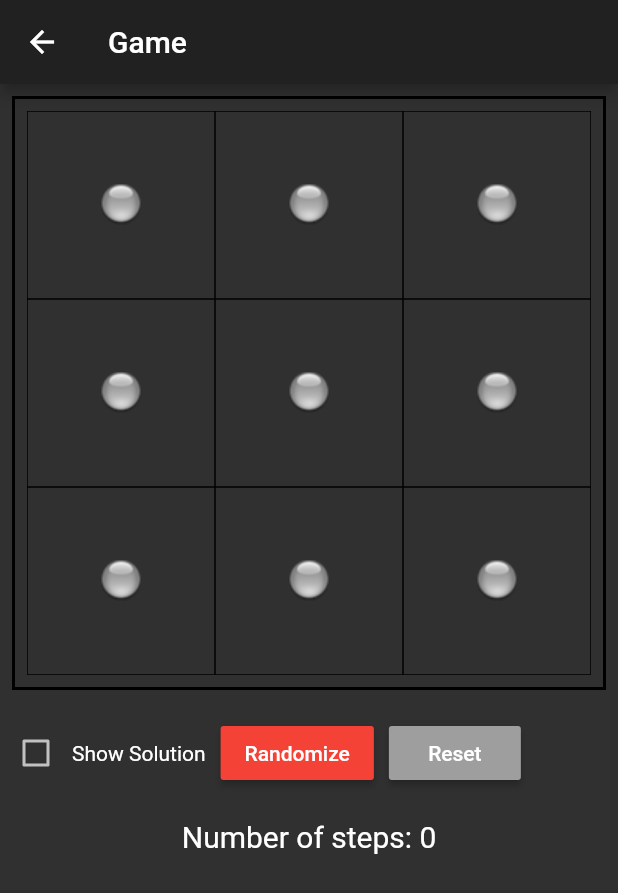
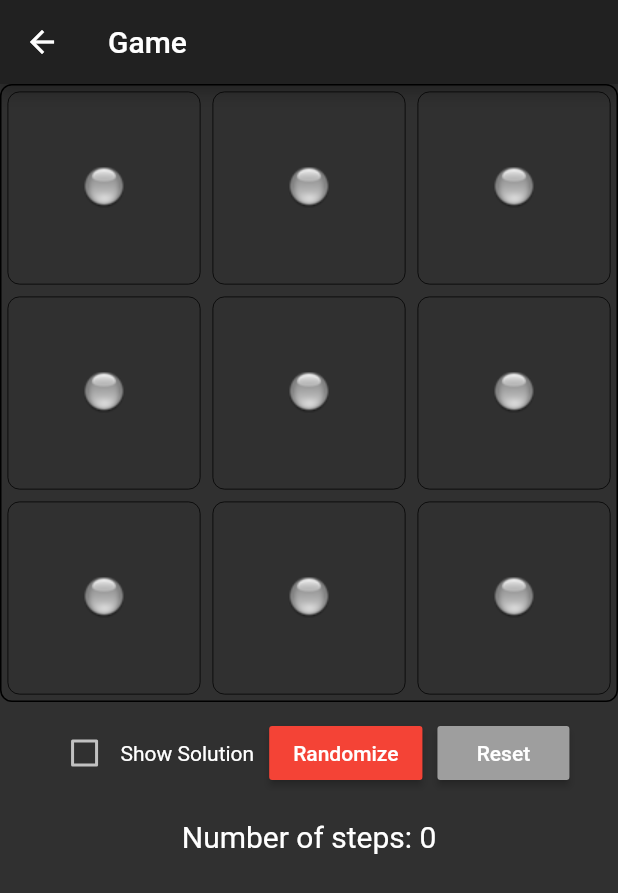
Before and after one commit to adso023/Flutter-Lights-Out, a Flutter app: the screen it shows after launch, after a tap on "Start Game", on a phone screen of 412 x 824 dp. Shown: the top 893 px of the screen. Run offline on Flutter 3.47's test engine with Material 2 defaults, Android fonts, the phone set to English and light mode, and no system bars.

Commit message:
Backend Commit

```diff
--- a/lightsout_app/lib/game.dart
+++ b/lightsout_app/lib/game.dart
@@ -1,3 +1,5 @@
+import 'dart:math';
+
 import 'package:flutter/material.dart';
 
 class Game extends StatefulWidget{
@@ -53,7 +55,9 @@ class _GameState extends State<Game>{
       },
       child: GridTile(
         child: Container(
+          margin: const EdgeInsets.all(4.0),
           decoration: BoxDecoration(
+            borderRadius: BorderRadius.circular(8.0),
             border: Border.all(color: Colors.black, width: 0.5)
           ),
           child: Container(child: (_states[x][y]) ? Image.asset('assets/images/Light-0.png') : Image.asset('assets/images/Light-1.png')),
@@ -61,20 +65,6 @@ class _GameState extends State<Game>{
       ),
     );
   }
-
-  // Widget getState(bool isOn, bool isClicked){
-  //   if(! isOn && isClicked){
-  //     return Image.asset('assets/images/Light-0.png');
-  //   }else if(! isOn && ! isClicked){
-  //     return Image.asset('assets/images/Light-1.png');
-  //   }else if(isOn && isClicked){
-  //     return Image.asset('assets/images/Light-0.png');
-  //   }else if(isOn && ! isClicked){
-  //     return Image.asset('assets/images/Light-1.png');
-  //   }
-
-  //   return Text('End Statement');
-  // }
 
   void _tappedItems(int x, int y){
     _states[x][y] = !_states[x][y];
@@ -93,6 +83,16 @@ class _GameState extends State<Game>{
     }
 
     _numSteps++;
+  }
+
+  void randomize(){
+    setState(() {
+     for(int i = 0; i < _states.length; i++){
+        for(int j = 0; j < _states[i].length; j++){
+          _states[i][j] = Random().nextBool();
+        }
+      }
+    });
   }
 
   void _reset(){
@@ -132,33 +132,44 @@ class _GameState extends State<Game>{
       ),
       body: _gameOver ? Center(
         child: Column(
+          crossAxisAlignment: CrossAxisAlignment.center,
+          mainAxisAlignment: MainAxisAlignment.center,
           children: <Widget>[
             _BlinkingText(),
-            Text('Finished in $_numSteps steps'),
-            MaterialButton(
+            Padding(
+              padding: const EdgeInsets.only(top: 10.0),
+              child: Text('Finished in $_numSteps steps', style: TextStyle(fontSize: 15.0),),
+            ),
+            Padding(
+              padding: const EdgeInsets.only(top: 15.0),
+              child: MaterialButton(
+                elevation: 20.0,
                 color: Colors.red,
-              child: Text('Reset'),
+                child: Text('Reset', style: TextStyle(fontSize: 15.0),),
                 onPressed: _reset,
               ),
-            MaterialButton(
+            ),
+            Padding(
+              padding: const EdgeInsets.only(top: 10.0),
+              child: MaterialButton(
+                elevation: 20.0,
                 color: Colors.grey,
-              child: Text('Exit'),
+                child: Text('Exit', style: TextStyle(fontSize: 15.0),),
                 onPressed: (){
                   Navigator.pop(context);
                 },
+              ),
             )
           ],
         ),
-      )
-      : Column(
+      ) : Column(
         children: <Widget>[
           AspectRatio(
-            aspectRatio: 1.0,
+            aspectRatio: 1,
             child: Container(
-              padding: const EdgeInsets.all(8.0),
-              margin: const EdgeInsets.all(8.0),
               decoration: BoxDecoration(
-                border: Border.all(color: Colors.black, width: 2.0)
+                border: Border.all(color: Colors.black, width: 1.0),
+                borderRadius: BorderRadius.circular(8.0)
               ),
               child: GridView.builder(
                 gridDelegate: SliverGridDelegateWithFixedCrossAxisCount(
@@ -172,6 +183,7 @@ class _GameState extends State<Game>{
           Padding(
             padding: const EdgeInsets.only(top: 10.0),
             child: Row(
+              mainAxisAlignment: MainAxisAlignment.center,
               children: <Widget>[
                 Checkbox(
                   value: _showSolution,
@@ -187,7 +199,7 @@ class _GameState extends State<Game>{
                   child: MaterialButton(
                     color: Colors.red,
                     child: Text('Randomize'),
-                    onPressed: (){},
+                    onPressed: randomize,
                   ),
                 ),
                 Padding(
@@ -223,7 +235,6 @@ class _BlinkingTextWidget extends State<_BlinkingText> with TickerProviderStateM
 
   @override
   void initState() {
-    // TODO: implement initState
     super.initState();
 
     _animationController = new AnimationController(vsync: this, duration: Duration(seconds: 1));
```
Lines whose indentation alone changed are shown as unchanged.
